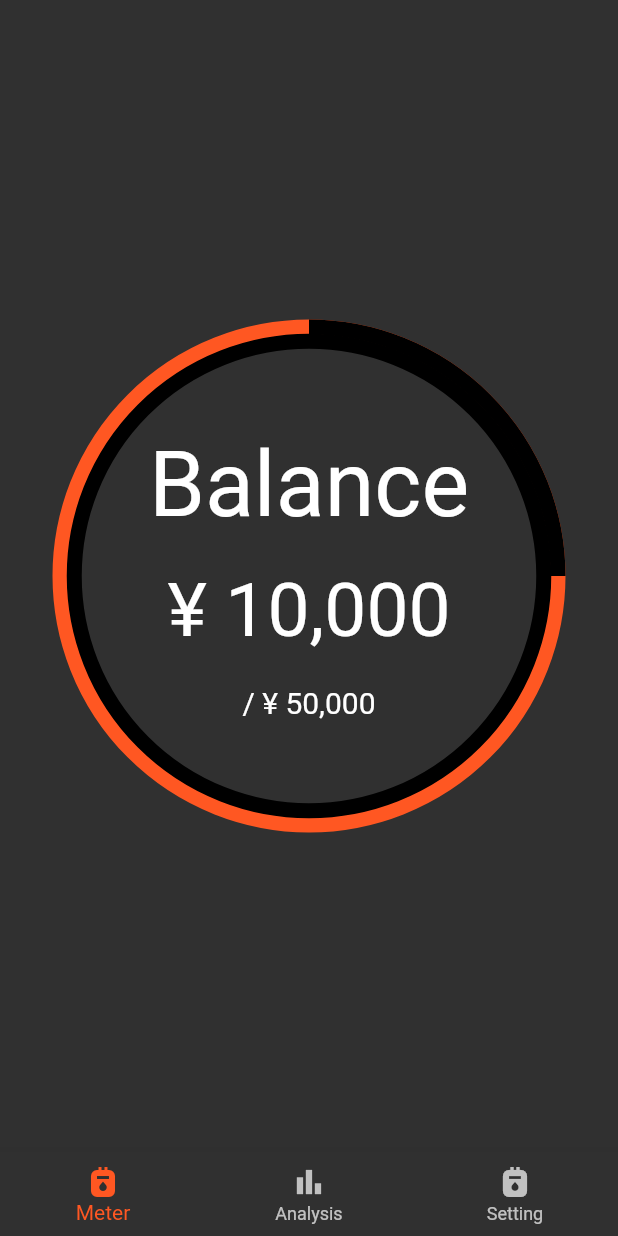
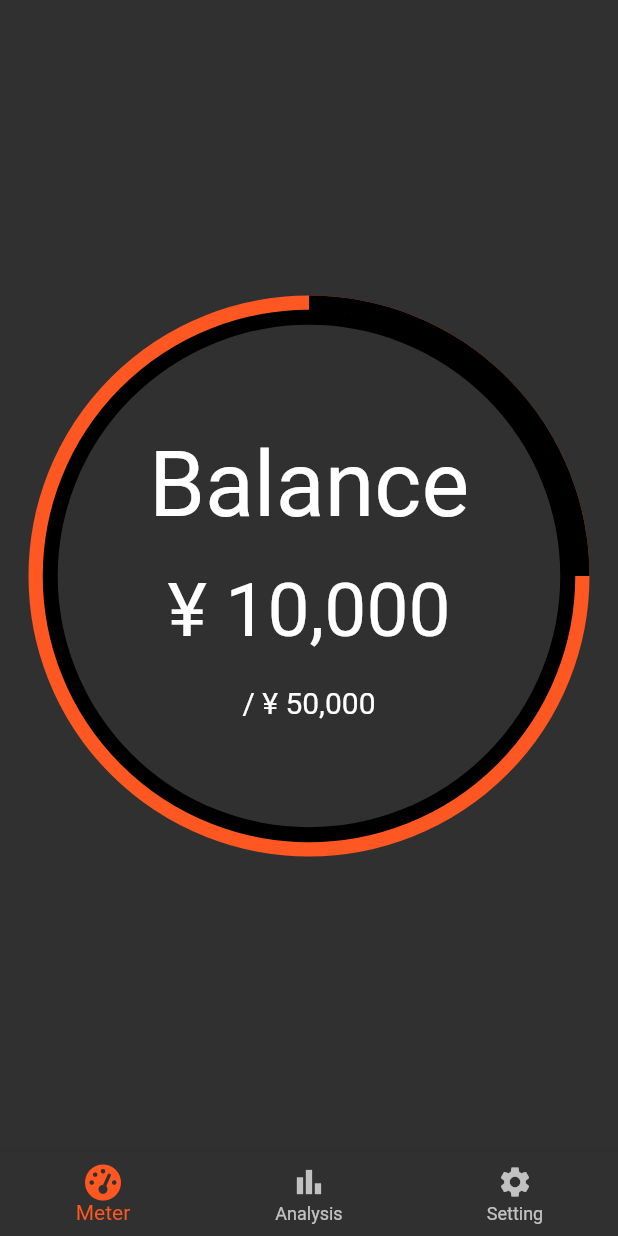
Before and after one commit to kolbe-ryo/budget_scouter, a Flutter app: the screen it shows after launch, on a phone screen of 412 x 824 dp. Run offline on Flutter 3.47's test engine with Material 2 defaults, Android fonts, the phone set to English and light mode, and no system bars; drawn by our look-alikes of pie_chart; our stand-ins replace flutter_riverpod, font_awesome_flutter.

Commit message:
import fontAwesome

```diff
--- a/lib/enum/bottom_navigation_bar_enum.dart
+++ b/lib/enum/bottom_navigation_bar_enum.dart
@@ -2,6 +2,7 @@ import 'package:budget_scouter/view/page/analysis_page.dart';
 import 'package:budget_scouter/view/page/money_meter_page.dart';
 import 'package:budget_scouter/view/page/setting_page.dart';
 import 'package:flutter/material.dart';
+import 'package:font_awesome_flutter/font_awesome_flutter.dart';
 
 enum BottomNavigationBarEnum {
   moneyMeter,
@@ -13,11 +14,11 @@ extension BottomNavigationBarEnumExt on BottomNavigationBarEnum {
   BottomNavigationBarItem bottomNavigationBarItem(BuildContext context) {
     switch (this) {
       case BottomNavigationBarEnum.moneyMeter:
-        return const BottomNavigationBarItem(icon: Icon(Icons.gas_meter), label: 'Meter');
+        return const BottomNavigationBarItem(icon: FaIcon(FontAwesomeIcons.gaugeHigh), label: 'Meter');
       case BottomNavigationBarEnum.analysis:
         return const BottomNavigationBarItem(icon: Icon(Icons.bar_chart), label: 'Analysis');
       case BottomNavigationBarEnum.setting:
-        return const BottomNavigationBarItem(icon: Icon(Icons.gas_meter), label: 'Setting');
+        return const BottomNavigationBarItem(icon: Icon(Icons.settings), label: 'Setting');
     }
   }
 
--- a/lib/view/organism/money_meter.dart
+++ b/lib/view/organism/meter_widget.dart
@@ -4,8 +4,8 @@ import 'package:flutter/material.dart';
 // Package imports:
 import 'package:pie_chart/pie_chart.dart';
 
-class MoneyMeter extends StatelessWidget {
-  const MoneyMeter({
+class MeterWidget extends StatelessWidget {
+  const MeterWidget({
     Key? key,
     required this.isInnerCircle,
     this.used = 0,
--- a/lib/view/page/money_meter_page.dart
+++ b/lib/view/page/money_meter_page.dart
@@ -1,4 +1,4 @@
-import 'package:budget_scouter/view/organism/money_meter.dart';
+import 'package:budget_scouter/view/organism/meter_widget.dart';
 import 'package:flutter/material.dart';
 
 class MoneyMeterPage extends StatelessWidget {
@@ -7,15 +7,13 @@ class MoneyMeterPage extends StatelessWidget {
   @override
   Widget build(BuildContext context) {
     return Scaffold(
-      body: Padding(
-        padding: const EdgeInsets.all(16.0),
-        child: Stack(
+      body: Stack(
         children: [
           const Center(
-              child: MoneyMeter(isInnerCircle: false, used: 5),
+            child: MeterWidget(isInnerCircle: false, used: 5),
           ),
           const Center(
-              child: MoneyMeter(isInnerCircle: true),
+            child: MeterWidget(isInnerCircle: true),
           ),
           Center(
             child: Column(
@@ -49,7 +47,6 @@ class MoneyMeterPage extends StatelessWidget {
           )
         ],
       ),
-      ),
     );
   }
 }
--- a/pubspec.yaml
+++ b/pubspec.yaml
@@ -11,6 +11,7 @@ dependencies:
 
   flutter_launcher_icons: ^0.9.3
   flutter_riverpod: ^1.0.0
+  font_awesome_flutter: ^10.1.0
   freezed: ^2.0.3+1
   freezed_annotation: ^2.0.3
   json_serializable: ^6.2.0
```
Also changed, not shown: pubspec.lock. Lines whose indentation alone changed are shown as unchanged.
